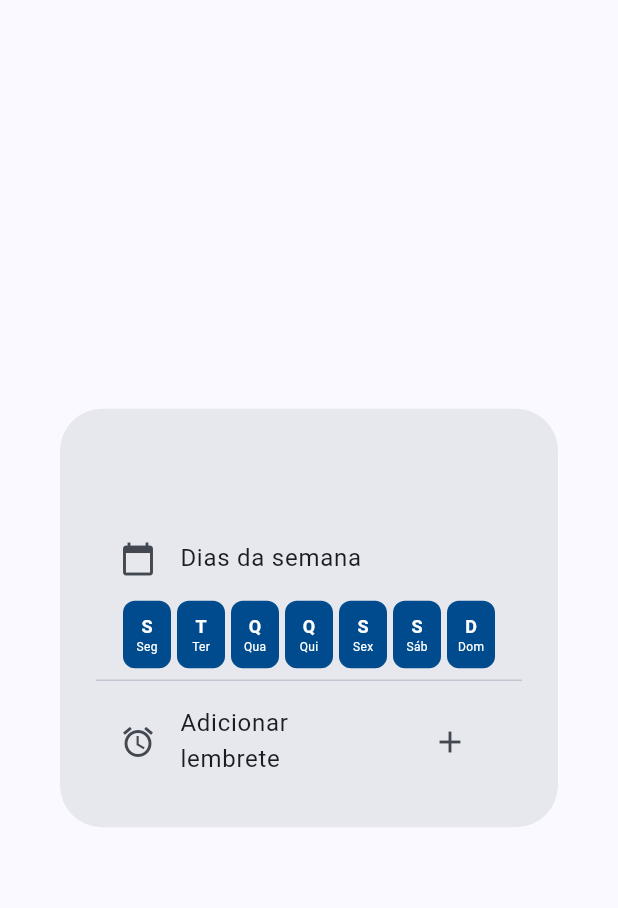
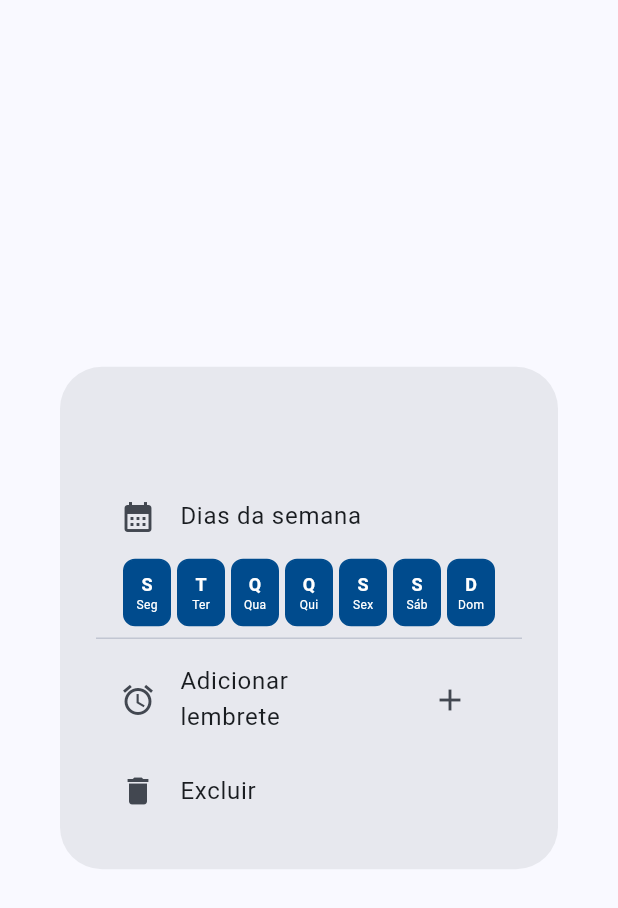
Before and after one commit to Bilhao/Coram-Deo, a Flutter app: the InfoAlertDialog widget shown alone on an empty page, opened directly with empty values, on a phone screen of 412 x 824 dp. Shown: the top 908 px of the screen. Run offline on Flutter 3.47's test engine with Material 3 defaults, Android fonts, the phone set to English and light mode, and no system bars; drawn by our look-alikes of dynamic_color; our stand-ins replace flutter_carousel_widget, flutter_local_notifications, flutter_native_splash, local_auth, shared_preferences, sqflite and 1 more; missing offline and left inert: flex_color_picker, local_auth_android; accounts and stored records are empty; network calls fail.

Commit message:
Update InfoAlertDialog to use calendar_month icon and simplify delete option display

```diff
--- a/lib/app/plano_de_vida/page.dart
+++ b/lib/app/plano_de_vida/page.dart
@@ -196,7 +196,7 @@ class InfoAlertDialog extends StatelessWidget {
               // Weekday Selector
               const ListTile(
                 title: Text("Dias da semana"),
-                leading: Icon(Icons.calendar_today),
+                leading: Icon(Icons.calendar_month),
               ),
               Padding(
                 padding: const EdgeInsets.symmetric(horizontal: 16.0),
@@ -280,9 +280,7 @@ class InfoAlertDialog extends StatelessWidget {
                     ),
                 ],
               ),
-              // Show delete option only for custom items
-              if (provider.titlesIsCustom.contains(title))
-                ListTile(
+              ListTile(
                   title: const Text("Excluir"),
                   leading: const Icon(Icons.delete),
                   onTap: () {
```
